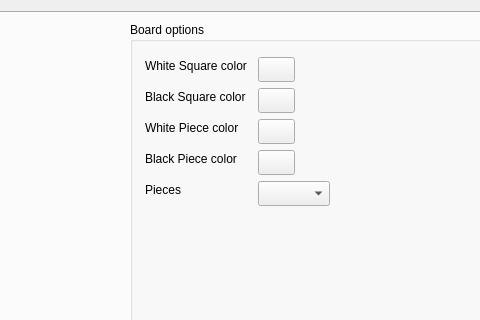
Before: the Qt Designer form src/formconfig.ui in gillesmaire/myChessBase, drawn with Qt 5; both pictures show x 391 to 871 and y 0 to 320 of the 1161 by 895 pixel window.
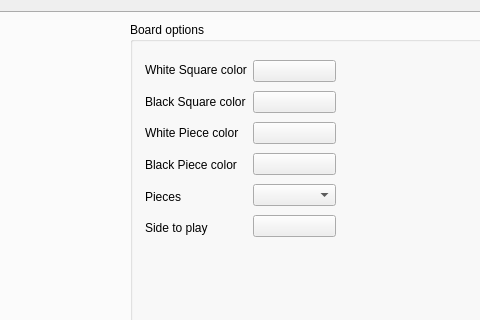
After: the same form once the commit is applied. Custom widgets are drawn as their Qt base class.

Commit message: Little triangle to show the sid to play

Patch:
```diff
--- a/src/formconfig.ui
+++ b/src/formconfig.ui
@@ -57,132 +57,105 @@
               </property>
               <layout class="QHBoxLayout" name="horizontalLayout"/>
              </widget>
-             <widget class="ColorButton" name="pushButtonWhiteSquareColor">
+             <widget class="QWidget" name="layoutWidget">
               <property name="geometry">
                <rect>
-                <x>128</x>
-                <y>35</y>
-                <width>37</width>
-                <height>25</height>
-               </rect>
-              </property>
-              <property name="text">
-               <string/>
-              </property>
-             </widget>
-             <widget class="QComboBox" name="comboBoxPieces">
-              <property name="geometry">
-               <rect>
-                <x>128</x>
-                <y>159</y>
-                <width>72</width>
-                <height>25</height>
-               </rect>
-              </property>
-             </widget>
-             <widget class="ColorButton" name="pushButtonBlackSquareColor">
-              <property name="geometry">
-               <rect>
-                <x>128</x>
-                <y>66</y>
-                <width>37</width>
-                <height>25</height>
-               </rect>
-              </property>
-              <property name="text">
-               <string/>
-              </property>
-             </widget>
-             <widget class="ColorButton" name="pushButtonBlackPieceColor">
-              <property name="geometry">
-               <rect>
-                <x>128</x>
-                <y>128</y>
-                <width>37</width>
-                <height>25</height>
-               </rect>
-              </property>
-              <property name="text">
-               <string/>
-              </property>
-             </widget>
-             <widget class="ColorButton" name="pushButtonWhitePieceColor">
-              <property name="geometry">
-               <rect>
-                <x>128</x>
-                <y>97</y>
-                <width>37</width>
-                <height>25</height>
-               </rect>
-              </property>
-              <property name="text">
-               <string/>
-              </property>
-             </widget>
-             <widget class="QLabel" name="labelBlackPieceColor">
-              <property name="geometry">
-               <rect>
                 <x>15</x>
-                <y>128</y>
-                <width>94</width>
-                <height>17</height>
-               </rect>
-              </property>
-              <property name="text">
-               <string>Black Piece color</string>
-              </property>
-             </widget>
-             <widget class="QLabel" name="labelBlackSquareColor">
-              <property name="geometry">
-               <rect>
-                <x>15</x>
-                <y>66</y>
-                <width>104</width>
-                <height>17</height>
-               </rect>
-              </property>
-              <property name="text">
-               <string>Black Square color</string>
-              </property>
-             </widget>
-             <widget class="QLabel" name="labelWhiteSquareColor">
-              <property name="geometry">
-               <rect>
-                <x>15</x>
                 <y>35</y>
-                <width>107</width>
-                <height>17</height>
+                <width>191</width>
+                <height>184</height>
                </rect>
               </property>
-              <property name="text">
-               <string>White Square color</string>
-              </property>
-             </widget>
-             <widget class="QLabel" name="labelPieces">
-              <property name="geometry">
-               <rect>
-                <x>15</x>
-                <y>159</y>
-                <width>36</width>
-                <height>17</height>
-               </rect>
-              </property>
-              <property name="text">
-               <string>Pieces</string>
-              </property>
-             </widget>
-             <widget class="QLabel" name="labelWhitePieceColor">
-              <property name="geometry">
-               <rect>
-                <x>15</x>
-                <y>97</y>
-                <width>97</width>
-                <height>17</height>
-               </rect>
-              </property>
-              <property name="text">
-               <string>White Piece color</string>
-              </property>
+              <layout class="QHBoxLayout" name="horizontalLayout_4">
+               <item>
+                <layout class="QVBoxLayout" name="verticalLayout_11">
+                 <item>
+                  <widget class="QLabel" name="labelWhiteSquareColor">
+                   <property name="text">
+                    <string>White Square color</string>
+                   </property>
+                  </widget>
+                 </item>
+                 <item>
+                  <widget class="QLabel" name="labelBlackSquareColor">
+                   <property name="text">
+                    <string>Black Square color</string>
+                   </property>
+                  </widget>
+                 </item>
+                 <item>
+                  <widget class="QLabel" name="labelWhitePieceColor">
+                   <property name="text">
+                    <string>White Piece color</string>
+                   </property>
+                  </widget>
+                 </item>
+                 <item>
+                  <widget class="QLabel" name="labelBlackPieceColor">
+                   <property name="text">
+                    <string>Black Piece color</string>
+                   </property>
+                  </widget>
+                 </item>
+                 <item>
+                  <widget class="QLabel" name="labelPieces">
+                   <property name="text">
+                    <string>Pieces</string>
+                   </property>
+                  </widget>
+                 </item>
+                 <item>
+                  <widget class="QLabel" name="labelSideToPlay">
+                   <property name="text">
+                    <string>Side to play</string>
+                   </property>
+                  </widget>
+                 </item>
+                </layout>
+               </item>
+               <item>
+                <layout class="QVBoxLayout" name="verticalLayout_7">
+                 <item>
+                  <widget class="ColorButton" name="pushButtonWhiteSquareColor">
+                   <property name="text">
+                    <string/>
+                   </property>
+                  </widget>
+                 </item>
+                 <item>
+                  <widget class="ColorButton" name="pushButtonBlackSquareColor">
+                   <property name="text">
+                    <string/>
+                   </property>
+                  </widget>
+                 </item>
+                 <item>
+                  <widget class="ColorButton" name="pushButtonWhitePieceColor">
+                   <property name="text">
+                    <string/>
+                   </property>
+                  </widget>
+                 </item>
+                 <item>
+                  <widget class="ColorButton" name="pushButtonBlackPieceColor">
+                   <property name="text">
+                    <string/>
+                   </property>
+                  </widget>
+                 </item>
+                 <item>
+                  <widget class="QComboBox" name="comboBoxPieces"/>
+                 </item>
+                 <item>
+                  <widget class="ColorButton" name="pushButtonSidetoPlayColor">
+                   <property name="text">
+                    <string/>
+                   </property>
+                  </widget>
+                 </item>
+                </layout>
+               </item>
+              </layout>
              </widget>
             </widget>
            </item>
```
The commit also changes 6 other files.
